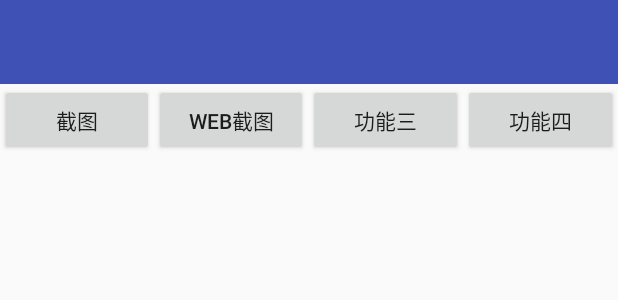
After one commit to weerjean/TestDemo, an Android app: the layout activity_other.xml on its own in the app's theme, with its tools: preview values and no code run, on a phone screen of 412 x 824 dp. The commit adds this screen. Shown: the top 300 px of the screen. Run offline under Robolectric (Android 15) with nearby library versions, the phone set to English and light mode, and no system bars; network calls fail.

Commit message:
1.添加截屏功能 2.添加web view

```diff
--- a/app/src/main/AndroidManifest.xml
+++ b/app/src/main/AndroidManifest.xml
@@ -49,6 +49,8 @@
         <activity android:name=".network.TestHttpsActivity"></activity>
         <activity android:name=".lbs.LocationActivity"></activity>
         <activity android:name=".utils.permission.PermissionsActivity"></activity>
+        <activity android:name=".other.OtherActivity"></activity>
+        <activity android:name=".webview.BaseWebActivity"></activity>
 
         <service android:name="com.baidu.location.f" android:enabled="true" android:process=":remote"> </service>
 
--- a/app/src/main/java/com/weerjean/testdemo/MainActivity.java
+++ b/app/src/main/java/com/weerjean/testdemo/MainActivity.java
@@ -12,6 +12,7 @@ import android.widget.Button;
 import com.weerjean.testdemo.base.BaseToolbarActivity;
 import com.weerjean.testdemo.lbs.LocationActivity;
 import com.weerjean.testdemo.network.NetWorkActivity;
+import com.weerjean.testdemo.other.OtherActivity;
 import com.weerjean.testdemo.recyclerview.RecyclerViewActivity;
 import com.weerjean.testdemo.toolbar.ToolbarActivity;
 import com.weerjean.testdemo.utils.ToastUtils;
@@ -137,6 +138,8 @@ public class MainActivity extends BaseToolbarActivity implements View.OnClickLis
                 startActivity(intent4);
                 break;
             case R.id.btn_5:
+                Intent intent5 = new Intent(this, OtherActivity.class);
+                startActivity(intent5);
 
                 break;
             case R.id.btn_6:
--- a/app/src/main/java/com/weerjean/testdemo/lbs/LocationUtils.java
+++ b/app/src/main/java/com/weerjean/testdemo/lbs/LocationUtils.java
@@ -153,7 +153,7 @@ public class LocationUtils {
         //可选，V7.2版本新增能力
         //如果设置了该接口，首次启动定位时，会先判断当前Wi-Fi是否超出有效期，若超出有效期，会先重新扫描Wi-Fi，然后定位
 
-        option.setEnableSimulateGps(false);
+//        option.setEnableSimulateGps(false);
         //可选，设置是否需要过滤GPS仿真结果，默认需要，即参数为false
 
         option.setIsNeedAddress(true);
--- a/app/src/main/res/layout/activity_main.xml
+++ b/app/src/main/res/layout/activity_main.xml
@@ -39,7 +39,7 @@
                 android:id="@+id/btn_5"
                 android:layout_width="match_parent"
                 android:layout_height="wrap_content"
-                android:text="功能"/>
+                android:text="Other"/>
             <Button
                 android:id="@+id/btn_6"
                 android:layout_width="match_parent"
--- /dev/null
+++ b/app/src/main/res/layout/activity_other.xml
@@ -0,0 +1,53 @@
+<?xml version="1.0" encoding="utf-8"?>
+<LinearLayout xmlns:android="http://schemas.android.com/apk/res/android"
+    android:layout_width="match_parent"
+    android:layout_height="match_parent"
+    android:orientation="vertical">
+
+    <include layout="@layout/toolbar_1"></include>
+
+    <LinearLayout
+        android:layout_width="match_parent"
+        android:layout_height="wrap_content">
+        <Button
+            android:id="@+id/btn_other_screenshot"
+            android:layout_width="wrap_content"
+            android:layout_height="wrap_content"
+            android:layout_weight="1"
+            android:text="截图"/>
+
+        <Button
+            android:id="@+id/btn_other_2"
+            android:layout_width="wrap_content"
+            android:layout_height="wrap_content"
+            android:layout_weight="1"
+            android:text="Web截图"/>
+
+        <Button
+            android:id="@+id/btn_other_3"
+            android:layout_width="wrap_content"
+            android:layout_height="wrap_content"
+            android:layout_weight="1"
+            android:text="功能三"/>
+
+        <Button
+            android:id="@+id/btn_other_4"
+            android:layout_width="wrap_content"
+            android:layout_height="wrap_content"
+            android:layout_weight="1"
+            android:text="功能四"/>
+
+    </LinearLayout>
+
+    <TextView
+        android:id="@+id/tv_other_result"
+        android:layout_width="match_parent"
+        android:layout_height="wrap_content"
+        android:layout_weight="1"/>
+
+    <ImageView
+        android:id="@+id/iv_other_screenshot_show"
+        android:layout_width="match_parent"
+        android:layout_height="match_parent"/>
+
+</LinearLayout>
```
Also changed, not shown: app/src/main/java/com/weerjean/testdemo/lbs/TestLBSUtils.java (added, +19 -0 lines), app/src/main/java/com/weerjean/testdemo/other/OtherActivity.java (added, +97 -0 lines), app/src/main/java/com/weerjean/testdemo/utils/CommenUtils.java (added, +19 -0 lines), app/src/main/java/com/weerjean/testdemo/utils/ScreenShotUtils.java (added, +109 -0 lines), app/src/main/java/com/weerjean/testdemo/webview/BaseWebActivity.java (added, +84 -0 lines), app/src/main/java/com/weerjean/testdemo/webview/BaseWebview.java (added, +72 -0 lines), app/src/main/java/com/weerjean/testdemo/webview/BaseWebviewClient.java (added, +10 -0 lines), app/src/main/res/layout/activity_basewebview.xml (added, +9 -0 lines).
